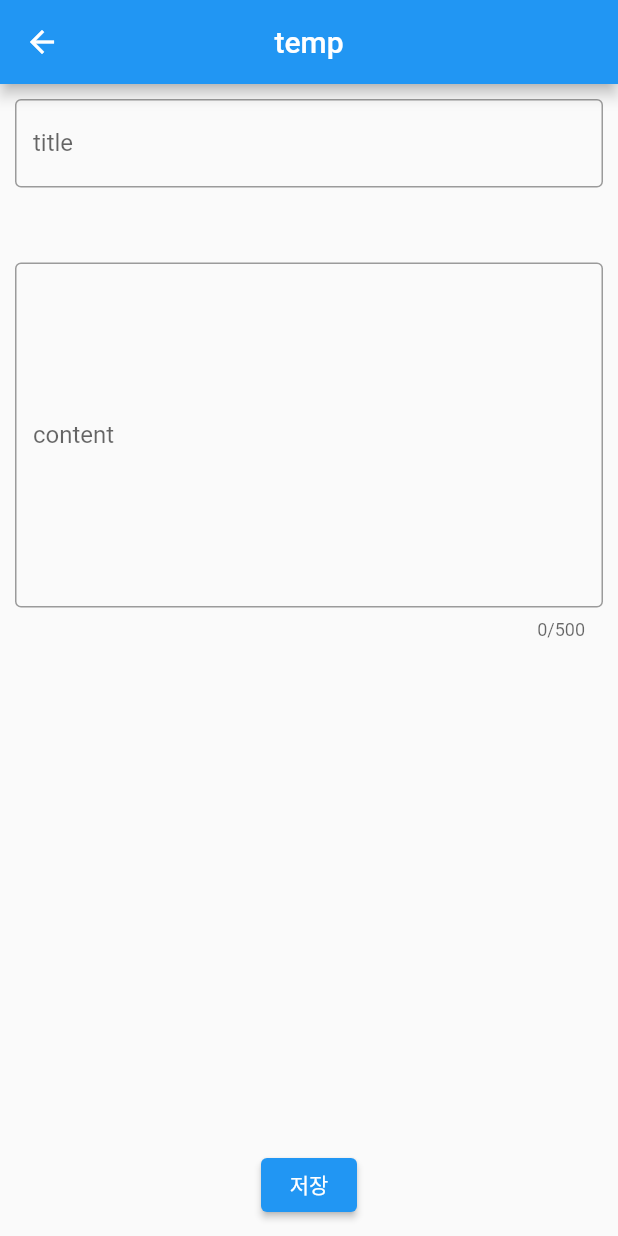
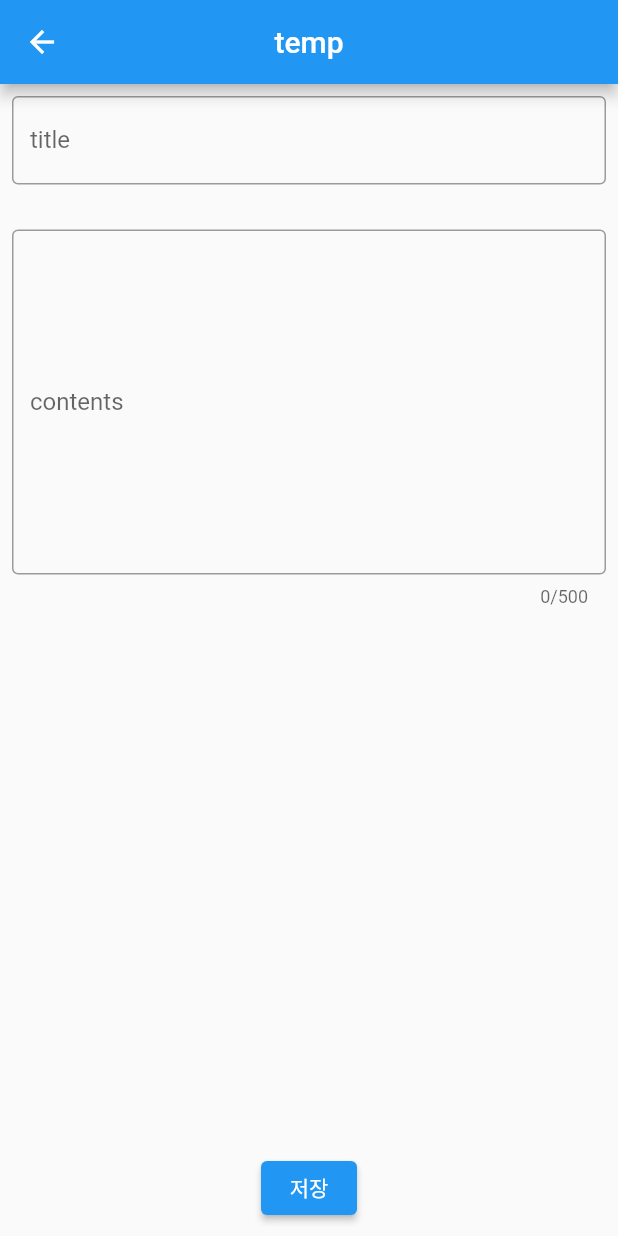
Before and after one commit to joon-11/flutter_application_diary, a Flutter app: the screen it shows after launch, after a tap on the "apple" icon, on a phone screen of 412 x 824 dp. Run offline on Flutter 3.47's test engine with Material 2 defaults, Android fonts, the phone set to English and light mode, and no system bars.

Commit message:
Add files via upload

```diff
--- a/lib/add_page.dart
+++ b/lib/add_page.dart
@@ -1,3 +1,6 @@
+import 'dart:convert';
+import 'dart:io';
+
 import 'package:flutter/material.dart';
 
 class AddPage extends StatefulWidget {
@@ -9,9 +12,9 @@ class AddPage extends StatefulWidget {
 }
 
 class _AddPageState extends State<AddPage> {
-  String filePath = '';
+  String filePath = ' ';
 
-  List<TextEditingController> controllers = [
+  List<TextEditingController> contollers = [
     TextEditingController(),
     TextEditingController(),
   ];
@@ -20,6 +23,26 @@ class _AddPageState extends State<AddPage> {
   void initState() {
     super.initState();
     filePath = widget.filePath;
+  }
+
+  Future<bool> fileSave() async {
+    try {
+      File file = File(filePath);
+      List<dynamic> dataList = [];
+      var data = {'title': contollers[0].text, 'contents': contollers[1].text};
+
+      if (file.existsSync()) {
+        var fileContents = await file.readAsString();
+        dataList = jsonDecode(fileContents) as List<dynamic>;
+      }
+      dataList.add(data);
+      var jsonData = jsonEncode(dataList);
+      await file.writeAsString(jsonData);
+      return true;
+    } catch (e) {
+      print(e);
+      return false;
+    }
   }
 
   @override
@@ -31,38 +54,41 @@ class _AddPageState extends State<AddPage> {
       ),
       body: Form(
         child: Padding(
-          padding: const EdgeInsets.all(10.0),
+          padding: const EdgeInsets.all(8.0),
           child: Column(
             children: [
               TextFormField(
-                controller: controllers[0],
                 decoration: const InputDecoration(
                   border: OutlineInputBorder(),
                   label: Text('title'),
                 ),
               ),
               const SizedBox(
-                height: 50,
+                height: 30,
               ),
               Expanded(
                 child: TextFormField(
-                  controller: controllers[1],
+                  controller: contollers[0],
                   maxLength: 500,
                   maxLines: 10,
                   decoration: const InputDecoration(
                     border: OutlineInputBorder(),
-                    label: Text("content"),
+                    label: Text('contents'),
                   ),
                 ),
               ),
               ElevatedButton(
                 onPressed: () {
-                  var title = controllers[0].text;
-                  print(title);
-                  Navigator.pop(context, 'ok');
+                  var title = contollers[0].text;
+                  var result = fileSave();
+                  if (result == true) {
+                    Navigator.pop(context, 'OK');
+                  } else {
+                    print('저장실패');
+                  }
                 },
-                child: const Text("저장"),
-              )
+                child: const Text('저장'),
+              ),
             ],
           ),
         ),
--- a/lib/main.dart
+++ b/lib/main.dart
@@ -1,53 +1,6 @@
 import 'package:flutter/material.dart';
-import 'package:flutter_application_diary/add_page.dart';
+import 'package:flutter_application_diary/main_page.dart';
 
 void main() {
   runApp(const MainPage());
 }
-
-class MainPage extends StatefulWidget {
-  const MainPage({super.key});
-
-  @override
-  State<MainPage> createState() => _MainPageState();
-}
-
-class _MainPageState extends State<MainPage> {
-  @override
-  Widget build(BuildContext context) {
-    return const MaterialApp(
-      home: Main(),
-    );
-  }
-}
-
-class Main extends StatefulWidget {
-  const Main({
-    super.key,
-  });
-
-  @override
-  State<Main> createState() => _MainState();
-}
-
-class _MainState extends State<Main> {
-  @override
-  Widget build(BuildContext context) {
-    return Scaffold(
-      body: const Text('hello'),
-      floatingActionButton: FloatingActionButton(
-        onPressed: () async {
-          var result = await Navigator.push(
-              context,
-              MaterialPageRoute(
-                builder: ((context) => AddPage(
-                      filePath: 'temp',
-                    )),
-              ));
-          print(result);
-        },
-        child: const Icon(Icons.apple),
-      ),
-    );
-  }
-}
--- a/lib/main_page.dart
+++ b/lib/main_page.dart
@@ -0,0 +1,69 @@
+import 'dart:io';
+
+import 'package:flutter/material.dart';
+import 'package:flutter_application_diary/add_page.dart';
+import 'package:path_provider/path_provider.dart';
+
+class MainPage extends StatefulWidget {
+  const MainPage({super.key});
+
+  @override
+  State<MainPage> createState() => _MainPageState();
+}
+
+class _MainPageState extends State<MainPage> {
+  late Directory? directory;
+  String filePath = '';
+
+  @override
+  void initState() {
+    // TODO: implement initStat
+    getPath();
+  }
+
+  Future<void> getPath() async {
+    directory = await getApplicationCacheDirectory();
+    if (directory != null) {
+      var fileName = 'diray json';
+      filePath = '${directory!.path}/$fileName';
+      print(filePath);
+    }
+  }
+
+  @override
+  Widget build(BuildContext context) {
+    return const MaterialApp(
+      home: Main(),
+    );
+  }
+}
+
+class Main extends StatefulWidget {
+  const Main({
+    super.key,
+  });
+
+  @override
+  State<Main> createState() => _MainState();
+}
+
+class _MainState extends State<Main> {
+  @override
+  Widget build(BuildContext context) {
+    return Scaffold(
+      body: const Text('hello'),
+      floatingActionButton: FloatingActionButton(
+        onPressed: () async {
+          var result = await Navigator.push(
+            context,
+            MaterialPageRoute(
+              builder: (context) => AddPage(filePath: 'temp'),
+            ),
+          );
+          print(result);
+        },
+        child: const Icon(Icons.apple),
+      ),
+    );
+  }
+}
```
